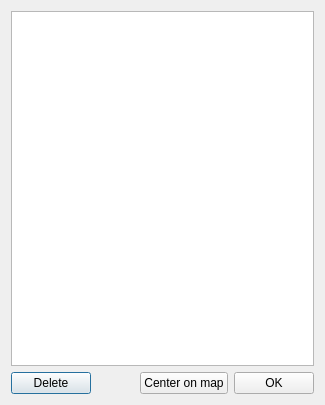
Qt form cdrawinglist.ui (PavelMr/skytechx) before a commit.
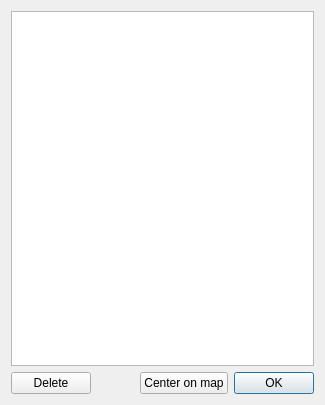
The same form after that commit.

```diff
--- a/cdrawinglist.ui
+++ b/cdrawinglist.ui
@@ -59,6 +59,9 @@
        <property name="text">
         <string>OK</string>
        </property>
+       <property name="default">
+        <bool>true</bool>
+       </property>
       </widget>
      </item>
     </layout>
```
